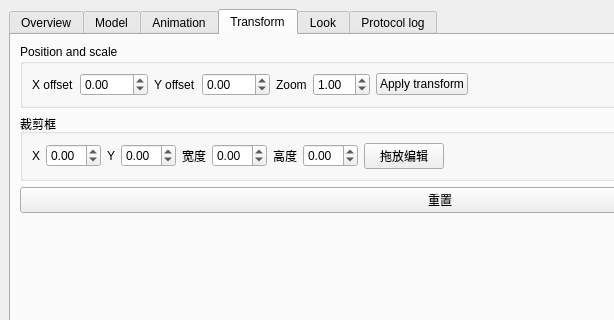
Qt form control/MainWindow.ui (ad2248/DeskWaifu) before a commit; both pictures show x 0 to 614 and y 0 to 320 of the 880 by 700 pixel window.
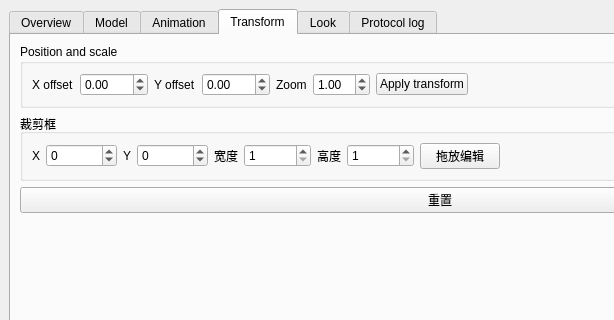
The same form after that commit. The open tabs and pages were chosen to show the change.

Commit message: fix: 修正裁剪框整数控件并恢复默认概览页

What changed in the file:
```diff
--- a/control/MainWindow.ui
+++ b/control/MainWindow.ui
@@ -24,7 +24,7 @@
     <item>
      <widget class="QTabWidget" name="tabWidget">
       <property name="currentIndex">
-       <number>3</number>
+        <number>0</number>
       </property>
       <widget class="QWidget" name="overviewTab">
        <attribute name="title">
@@ -422,15 +422,15 @@
             </widget>
            </item>
            <item>
-            <widget class="QDoubleSpinBox" name="cropBox_x">
+             <widget class="QSpinBox" name="cropBox_x">
              <property name="minimum">
-              <double>-1.000000000000000</double>
+               <number>-2147483647</number>
              </property>
              <property name="maximum">
-              <double>1.000000000000000</double>
+               <number>2147483647</number>
              </property>
              <property name="singleStep">
-              <double>0.100000000000000</double>
+               <number>1</number>
              </property>
             </widget>
            </item>
@@ -442,15 +442,15 @@
             </widget>
            </item>
            <item>
-            <widget class="QDoubleSpinBox" name="cropBox_y">
+             <widget class="QSpinBox" name="cropBox_y">
              <property name="minimum">
-              <double>-1.000000000000000</double>
+               <number>-2147483647</number>
              </property>
              <property name="maximum">
-              <double>1.000000000000000</double>
+               <number>2147483647</number>
              </property>
              <property name="singleStep">
-              <double>0.100000000000000</double>
+               <number>1</number>
              </property>
             </widget>
            </item>
@@ -462,15 +462,15 @@
             </widget>
            </item>
            <item>
-            <widget class="QDoubleSpinBox" name="cropBox_w">
+             <widget class="QSpinBox" name="cropBox_w">
              <property name="minimum">
-              <double>-1.000000000000000</double>
+               <number>1</number>
              </property>
              <property name="maximum">
-              <double>1.000000000000000</double>
+               <number>2147483647</number>
              </property>
              <property name="singleStep">
-              <double>0.100000000000000</double>
+               <number>1</number>
              </property>
             </widget>
            </item>
@@ -482,15 +482,15 @@
             </widget>
            </item>
            <item>
-            <widget class="QDoubleSpinBox" name="cropBox_h">
+             <widget class="QSpinBox" name="cropBox_h">
              <property name="minimum">
-              <double>-1.000000000000000</double>
+               <number>1</number>
              </property>
              <property name="maximum">
-              <double>1.000000000000000</double>
+               <number>2147483647</number>
              </property>
              <property name="singleStep">
-              <double>0.100000000000000</double>
+               <number>1</number>
              </property>
             </widget>
            </item>
```
Lines whose indentation alone changed are shown as unchanged. The commit also changes 1 other file.
